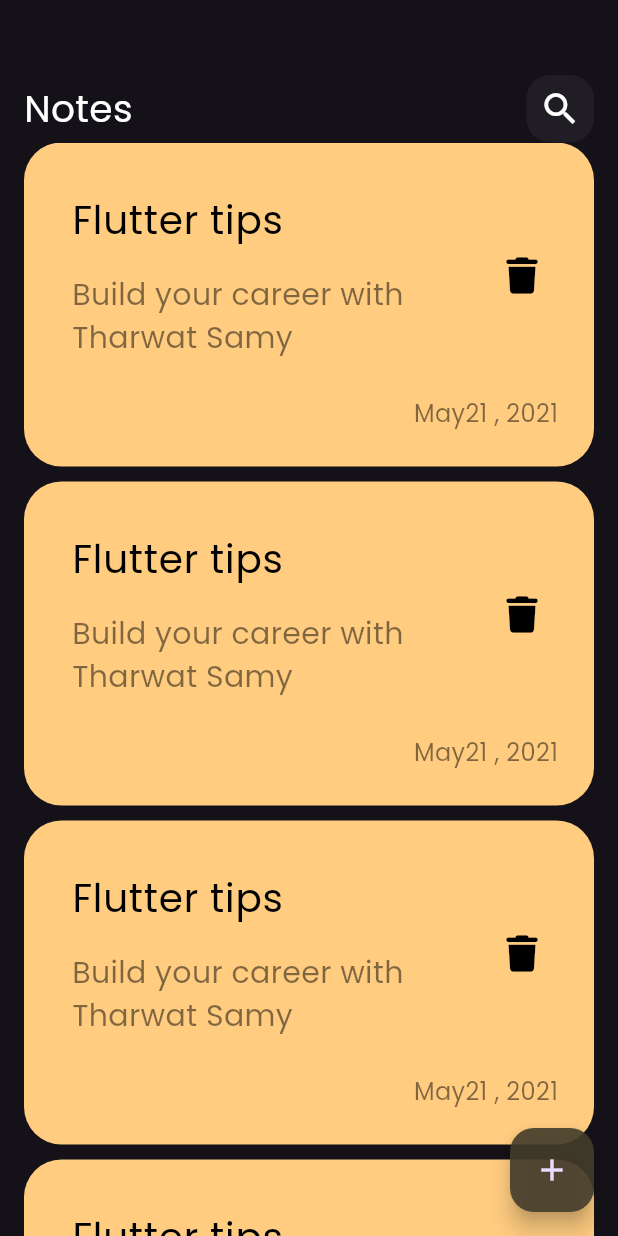
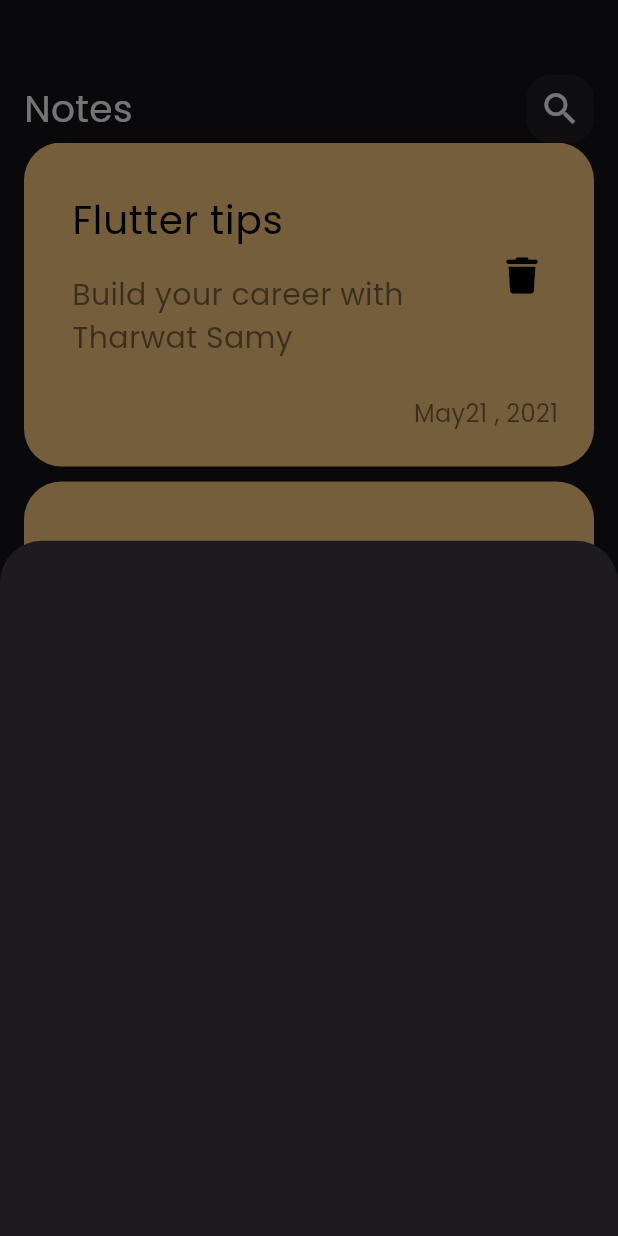
Before and after one commit to aya446/notes_app, a Flutter app: the screen it shows after launch, after a tap on the "add" icon, on a phone screen of 412 x 824 dp. Run offline on Flutter 3.47's test engine with Material 3 defaults, Android fonts, the phone set to English and light mode, and no system bars; our stand-ins replace font_awesome_flutter.

Commit message:
Show modal bottom sheet

```diff
--- a/lib/views/notes_view.dart
+++ b/lib/views/notes_view.dart
@@ -1,4 +1,5 @@
 import 'package:flutter/material.dart';
+import 'package:notes_app/widgets/add_note_bottom_sheet.dart';
 import 'package:notes_app/widgets/notes_view_body.dart';
 
 class NotesView extends StatelessWidget {
@@ -8,7 +9,11 @@ class NotesView extends StatelessWidget {
   Widget build(BuildContext context) {
     return Scaffold(
       floatingActionButton: FloatingActionButton(
-        onPressed: () {},
+        onPressed: () {
+          showModalBottomSheet(context: context, builder: (context) {
+            return const AddNoteBottomSheet();
+          },);
+        },
         backgroundColor: Color.fromARGB(255, 67, 60, 43).withOpacity(0.9),
         child: const Icon(Icons.add),
       ),
--- /dev/null
+++ b/lib/widgets/add_note_bottom_sheet.dart
@@ -0,0 +1,11 @@
+import 'package:flutter/material.dart';
+
+
+class AddNoteBottomSheet extends StatelessWidget {
+  const AddNoteBottomSheet({super.key});
+
+  @override
+  Widget build(BuildContext context) {
+    return Container();
+  }
+}
--- a/lib/widgets/notes_list_view.dart
+++ b/lib/widgets/notes_list_view.dart
@@ -8,11 +8,14 @@ class NotesListView extends StatelessWidget {
   @override
   Widget build(BuildContext context) {
     return Expanded(
-      child: ListView.builder(
-       itemCount: 8,
-        itemBuilder: (context, index) {
-          return NoteItem();
-        },
+      child: Padding(
+        padding: const EdgeInsets.only(bottom: 10),
+        child: ListView.builder(
+         itemCount: 8,
+          itemBuilder: (context, index) {
+            return NoteItem();
+          },
+        ),
       ),
     );
   }
```
